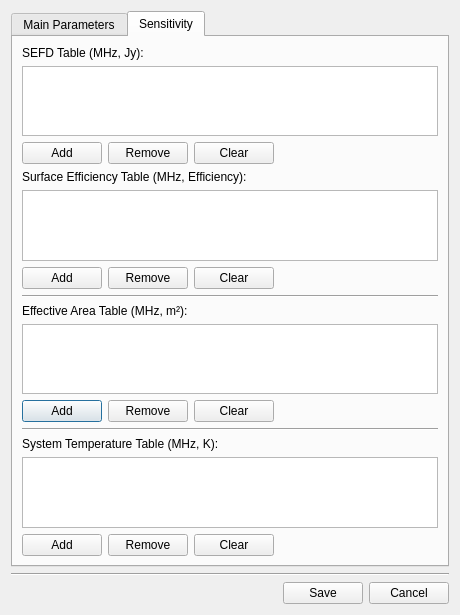
Above: pastrocore/gui_pyside/dialog_editor_telescope.ui from Torward1024/pAstroCORE before the change. Below: the same form after it.
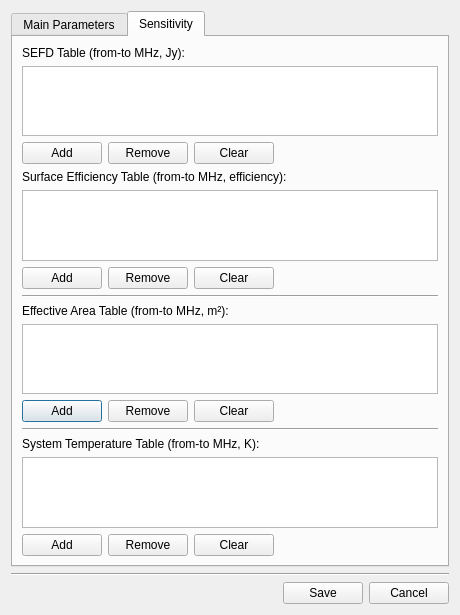
That is the form after the change. The open tabs and pages were chosen to show the change. Icons and pictures are not drawn.

Commit message: 17.09.2026 -- E1, part 1: a telescope's measured tables say what frequencies they hold for.

```diff
--- a/pastrocore/gui_pyside/dialog_editor_telescope.ui
+++ b/pastrocore/gui_pyside/dialog_editor_telescope.ui
@@ -392,7 +392,7 @@
        <item row="4" column="0">
         <widget class="QLabel" name="labelSurfaceEfficiencyTable">
          <property name="text">
-          <string>Surface Efficiency Table (MHz, Efficiency):</string>
+          <string>Surface Efficiency Table (from-to MHz, efficiency):</string>
          </property>
         </widget>
        </item>
@@ -415,7 +415,7 @@
        <item row="0" column="0">
         <widget class="QLabel" name="labelSefdTable">
          <property name="text">
-          <string>SEFD Table (MHz, Jy):</string>
+          <string>SEFD Table (from-to MHz, Jy):</string>
          </property>
         </widget>
        </item>
@@ -556,7 +556,7 @@
        <item row="12" column="0" colspan="2">
         <widget class="QLabel" name="labelSystemTemperatureTable">
          <property name="text">
-          <string>System Temperature Table (MHz, K):</string>
+          <string>System Temperature Table (from-to MHz, K):</string>
          </property>
         </widget>
        </item>
@@ -601,7 +601,7 @@
        <item row="8" column="0" colspan="2">
         <widget class="QLabel" name="labelEffectiveAreaTable">
          <property name="text">
-          <string>Effective Area Table (MHz, m²):</string>
+          <string>Effective Area Table (from-to MHz, m²):</string>
          </property>
         </widget>
        </item>
```
The commit also changes 15 other files.
